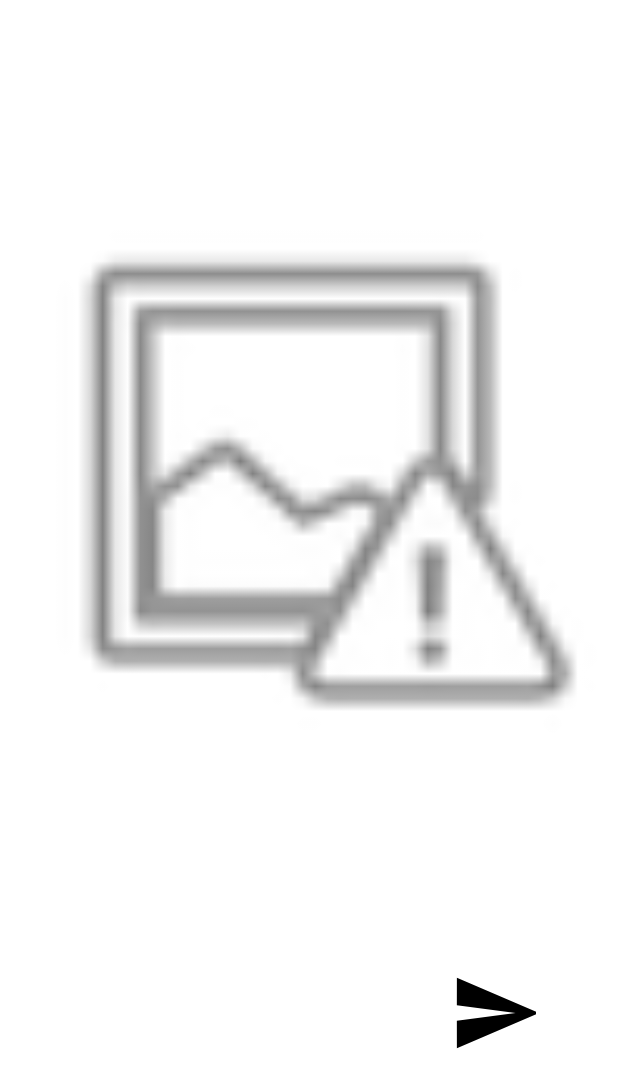
After one commit to Revathy-2001/DemoMessageApp, an Android app: the layout activity_send_photo.xml on its own in the app's theme, with its tools: preview values and no code run, on a phone screen of 412 x 824 dp. The commit adds this screen. Shown: the top 1087 px of the screen. Run offline under Robolectric (Android 15) with nearby library versions, the phone set to English and light mode, and no system bars.

Commit message:
Pick an image from gallery to send

```diff
--- a/app/src/main/AndroidManifest.xml
+++ b/app/src/main/AndroidManifest.xml
@@ -3,7 +3,7 @@
     package="com.example.demomessageapp">
 
     <uses-permission android:name="android.permission.INTERNET" />
-    <uses-permission android:name="android.permission.READ_EXTERNAL_STORAGE"></uses-permission>
+    <uses-permission android:name="android.permission.READ_EXTERNAL_STORAGE" />
     <uses-permission android:name="android.permission.WRITE_EXTERNAL_STORAGE" />
 
     <application
@@ -13,6 +13,9 @@
         android:roundIcon="@mipmap/ic_launcher_round"
         android:supportsRtl="true"
         android:theme="@style/Theme.DemoMessageApp">
+        <activity
+            android:name=".SendPhotoActivity"
+            android:exported="true" />
         <activity
             android:name=".PhotosActivity"
             android:exported="true" />
--- /dev/null
+++ b/app/src/main/res/layout/activity_send_photo.xml
@@ -0,0 +1,38 @@
+<?xml version="1.0" encoding="utf-8"?>
+<androidx.constraintlayout.widget.ConstraintLayout xmlns:android="http://schemas.android.com/apk/res/android"
+    xmlns:app="http://schemas.android.com/apk/res-auto"
+    xmlns:tools="http://schemas.android.com/tools"
+    android:layout_width="match_parent"
+    android:layout_height="match_parent"
+    tools:context=".SendPhotoActivity">
+
+    <ImageView
+        android:id="@+id/single_image_send"
+        android:layout_width="0dp"
+        android:layout_height="400dp"
+        android:layout_marginStart="5dp"
+        android:layout_marginTop="120dp"
+        android:layout_marginEnd="5dp"
+        app:layout_constraintBottom_toBottomOf="parent"
+        app:layout_constraintEnd_toEndOf="parent"
+        app:layout_constraintHorizontal_bias="0.0"
+        app:layout_constraintStart_toStartOf="parent"
+        app:layout_constraintTop_toTopOf="parent"
+        app:layout_constraintVertical_bias="0.0"
+        app:srcCompat="@android:drawable/ic_menu_report_image" />
+
+    <ImageButton
+        android:id="@+id/imageButton"
+        android:layout_width="54dp"
+        android:layout_height="54dp"
+        android:layout_marginStart="264dp"
+        android:layout_marginTop="21dp"
+        android:layout_marginEnd="16dp"
+        android:layout_marginBottom="16dp"
+        app:layout_constraintBottom_toBottomOf="parent"
+        app:layout_constraintEnd_toEndOf="parent"
+        app:layout_constraintStart_toStartOf="parent"
+        app:layout_constraintTop_toBottomOf="@+id/single_image_send"
+        app:srcCompat="@drawable/ic_send_foreground"
+        android:background="@color/white"/>
+</androidx.constraintlayout.widget.ConstraintLayout>
```
Also changed, not shown: app/src/main/java/com/example/demomessageapp/SendPhotoActivity.java (added, +31 -0 lines), app/src/main/java/com/example/demomessageapp/SingleProfileActivity.java (+27 -5 lines), app/src/main/res/drawable/image_icon.png (added).
